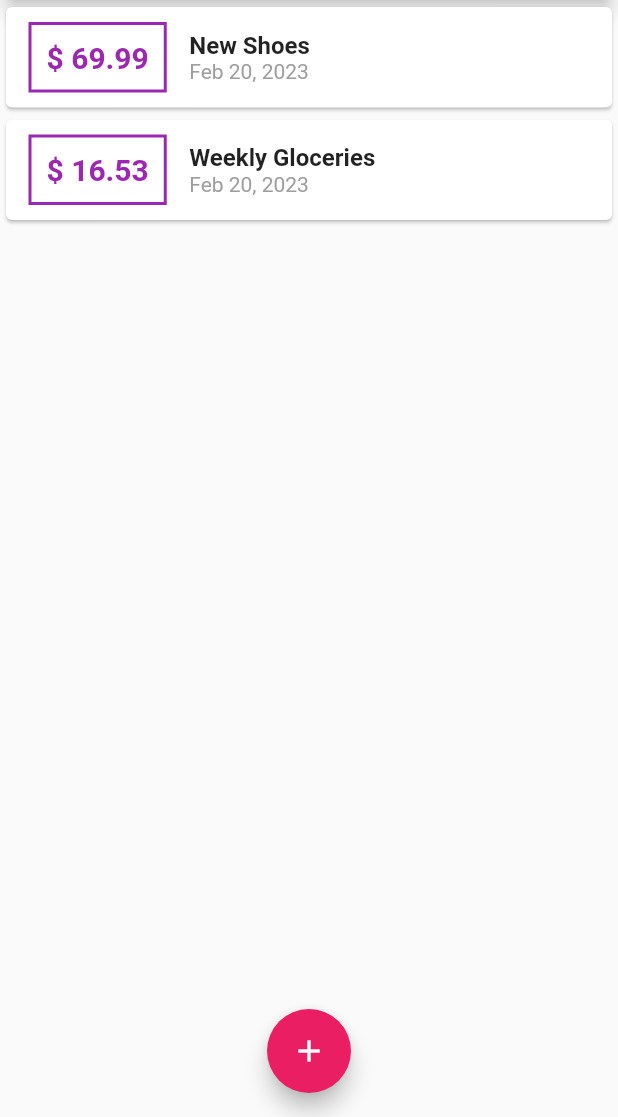
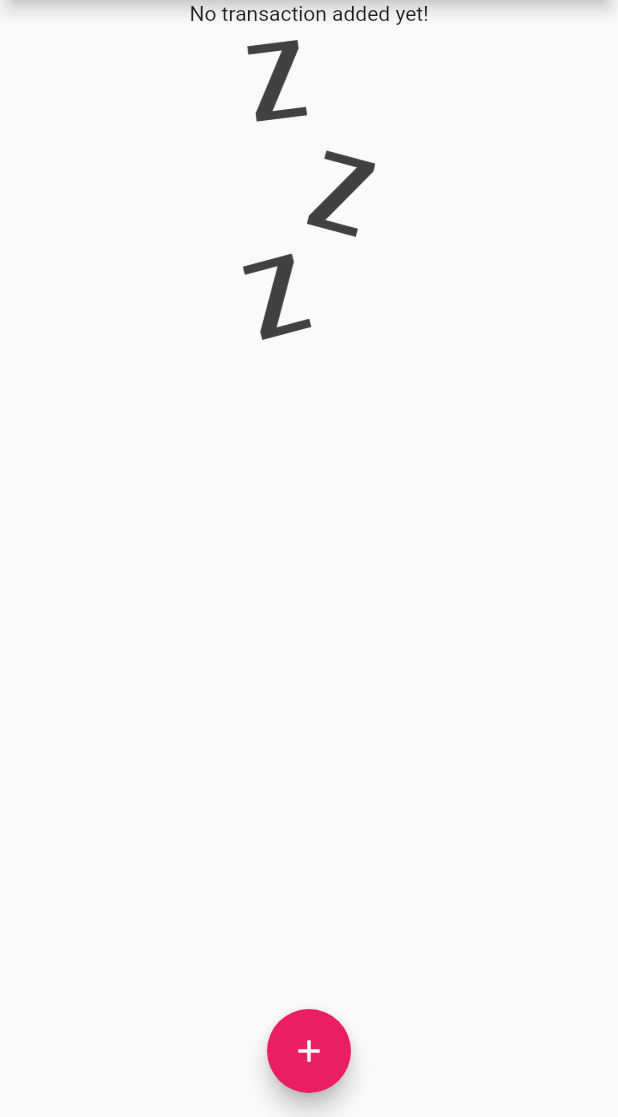
Before and after one commit to danah-kim/flutter-note, a Flutter app: the screen it shows after launch, on a phone screen of 412 x 824 dp, the part 119-1236 px from its top. Run offline on Flutter 3.47's test engine with Material 2 defaults, Android fonts, the phone set to English and light mode, and no system bars; our stand-ins replace shared_preferences; Roboto replaces fonts that are missing (MinSans).

Commit message:
PersonalExpenses: Add Image

```diff
--- a/personal_expenses/lib/main.dart
+++ b/personal_expenses/lib/main.dart
@@ -41,20 +41,7 @@
 }
 
 class _MyHomePageState extends State<MyHomePage> {
-  final List<TransactionModel> _userTransactions = [
-    TransactionModel(
-      id: 't1',
-      title: 'New Shoes',
-      amount: 69.99,
-      date: DateTime.now(),
-    ),
-    TransactionModel(
-      id: 't2',
-      title: 'Weekly Gloceries',
-      amount: 16.53,
-      date: DateTime.now(),
-    )
-  ];
+  final List<TransactionModel> _userTransactions = [];
 
   void _addNewTransaction(String txTitle, double txAmount) {
     final newTx = TransactionModel(
--- a/personal_expenses/lib/widgets/transaction_list.dart
+++ b/personal_expenses/lib/widgets/transaction_list.dart
@@ -11,7 +11,23 @@
   Widget build(BuildContext context) {
     return SizedBox(
       height: 300,
-      child: ListView.builder(
+      child: transactions.isEmpty
+          ? Column(
+              children: [
+                const Text('No transaction added yet!'),
+                const SizedBox(
+                  height: 10,
+                ),
+                SizedBox(
+                  height: 200,
+                  child: Image.asset(
+                    'assets/images/waiting.png',
+                    fit: BoxFit.cover,
+                  ),
+                )
+              ],
+            )
+          : ListView.builder(
               itemBuilder: (ctx, index) {
                 var tx = transactions[index];
 
--- a/personal_expenses/pubspec.yaml
+++ b/personal_expenses/pubspec.yaml
@@ -58,9 +58,8 @@
   uses-material-design: true
 
   # To add assets to your application, add an assets section, like this:
-  # assets:
-  #   - images/a_dot_burr.jpeg
-  #   - images/a_dot_ham.jpeg
+  assets:
+    - assets/images/waiting.png
 
   # An image asset can refer to one or more resolution-specific "variants", see
   # https://flutter.dev/assets-and-images/#resolution-aware
```
Also changed, not shown: personal_expenses/assets/images/waiting.png (added). Lines whose indentation alone changed are shown as unchanged.
